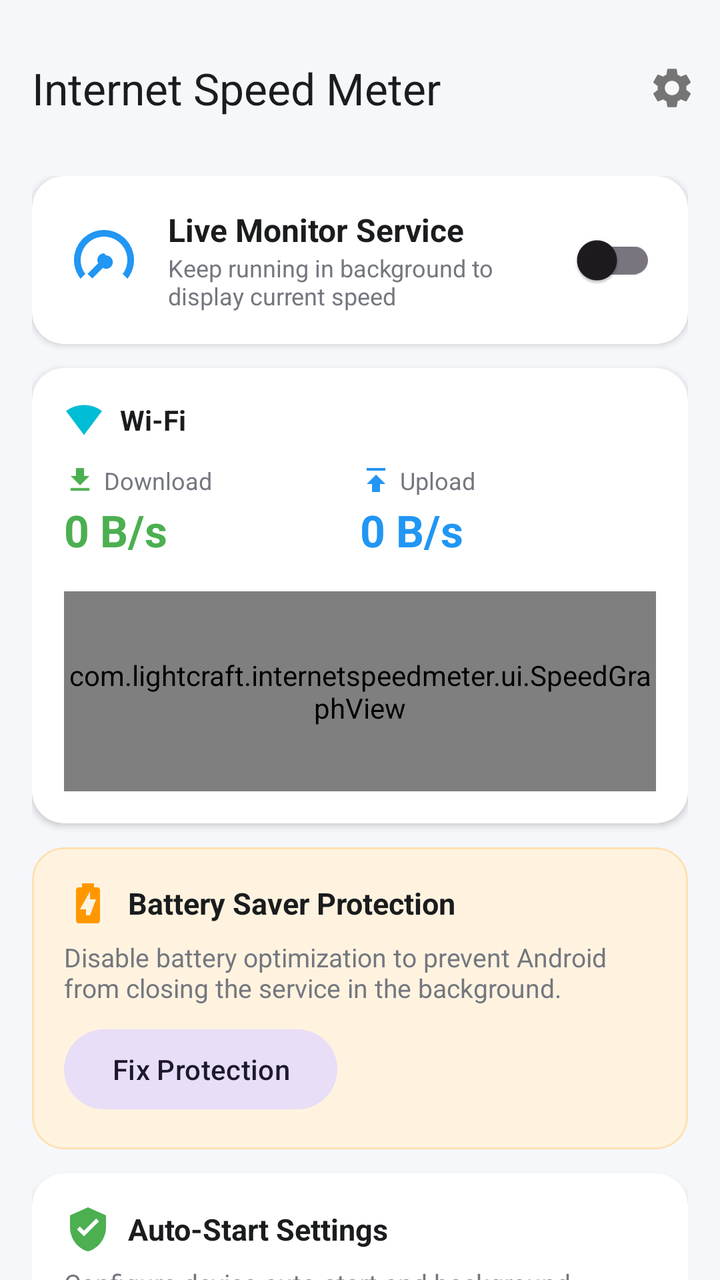
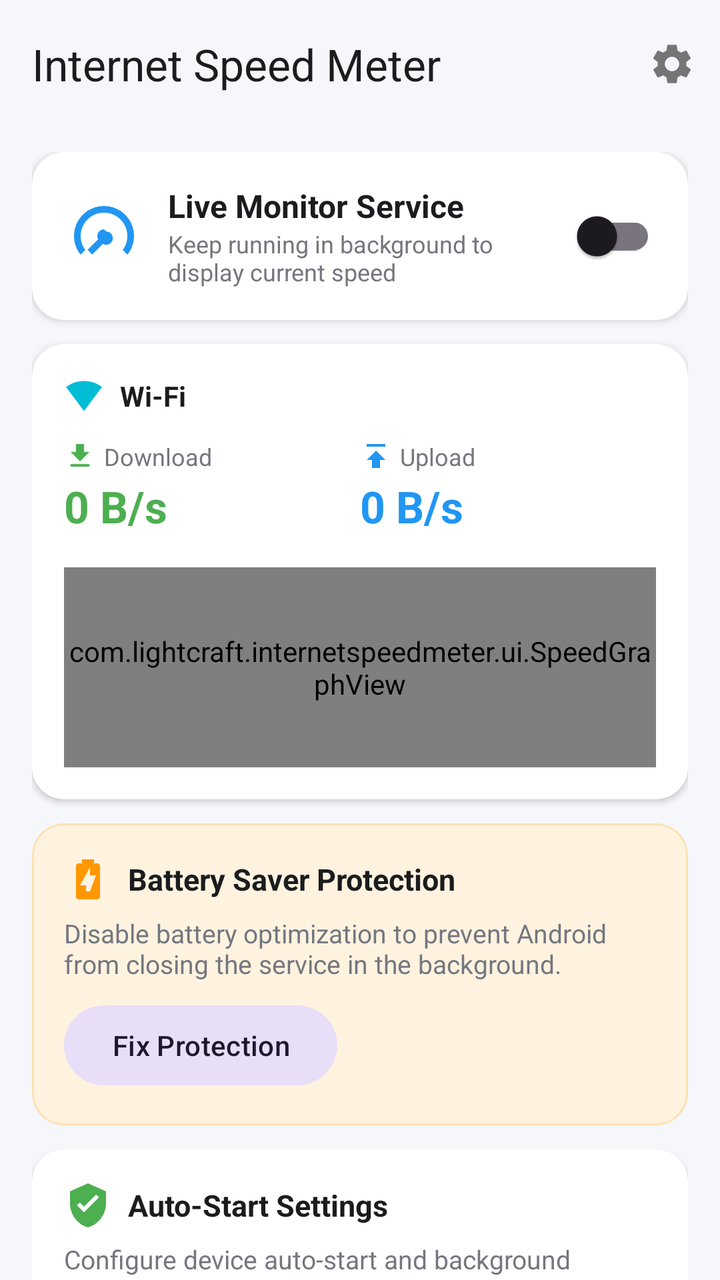

Screens rendered from an Android XML layout before and after an edit, with the pre-edit source and the edit as a unified diff.
<!-- AndroidManifest.xml: activity theme Theme.InternetSpeedMeter -->
<!-- res/layout/activity_main.xml -->
<?xml version="1.0" encoding="utf-8"?>
<androidx.coordinatorlayout.widget.CoordinatorLayout
    xmlns:android="http://schemas.android.com/apk/res/android"
    xmlns:app="http://schemas.android.com/apk/res-auto"
    xmlns:tools="http://schemas.android.com/tools"
    android:layout_width="match_parent"
    android:layout_height="match_parent"
    android:background="@color/window_background">

    <com.google.android.material.appbar.AppBarLayout
        android:layout_width="match_parent"
        android:layout_height="wrap_content"
        android:paddingTop="12dp"
        android:background="@color/window_background"
        app:elevation="0dp">

        <com.google.android.material.appbar.MaterialToolbar
            android:id="@+id/topToolbar"
            android:layout_width="match_parent"
            android:layout_height="?attr/actionBarSize"
            app:title="@string/app_name"
            app:titleTextColor="@color/text_primary"
            app:menu="@menu/menu_main" />
    </com.google.android.material.appbar.AppBarLayout>

    <androidx.core.widget.NestedScrollView
        android:layout_width="match_parent"
        android:layout_height="match_parent"
        app:layout_behavior="com.google.android.material.appbar.AppBarLayout$ScrollingViewBehavior">

        <LinearLayout
            android:layout_width="match_parent"
            android:layout_height="wrap_content"
            android:orientation="vertical"
            android:paddingStart="16dp"
            android:paddingEnd="16dp"
            android:paddingTop="12dp"
            android:paddingBottom="24dp">

            
            <com.google.android.material.card.MaterialCardView
                android:layout_width="match_parent"
                android:layout_height="wrap_content"
                android:layout_marginBottom="12dp"
                app:cardCornerRadius="16dp"
                app:cardElevation="2dp"
                app:cardBackgroundColor="@color/card_background"
                app:strokeWidth="0dp">

                <LinearLayout
                    android:layout_width="match_parent"
                    android:layout_height="wrap_content"
                    android:orientation="horizontal"
                    android:gravity="center_vertical"
                    android:padding="16dp">

                    <ImageView
                        android:id="@+id/ivServiceIcon"
                        android:layout_width="40dp"
                        android:layout_height="40dp"
                        android:src="@drawable/ic_speed_meter"
                        android:contentDescription="@null"/>

                    <LinearLayout
                        android:layout_width="0dp"
                        android:layout_height="wrap_content"
                        android:layout_weight="1"
                        android:orientation="vertical"
                        android:layout_marginStart="12dp">

                        <TextView
                            android:layout_width="wrap_content"
                            android:layout_height="wrap_content"
                            android:text="@string/speed_meter_toggle"
                            android:textSize="16sp"
                            android:textStyle="bold"
                            android:textColor="@color/text_primary" />

                        <TextView
                            android:layout_width="wrap_content"
                            android:layout_height="wrap_content"
                            android:text="@string/speed_meter_subtitle"
                            android:textSize="12sp"
                            android:textColor="@color/text_secondary" />
                    </LinearLayout>

                    <com.google.android.material.switchmaterial.SwitchMaterial
                        android:id="@+id/switchService"
                        android:layout_width="wrap_content"
                        android:layout_height="wrap_content" />
                </LinearLayout>
            </com.google.android.material.card.MaterialCardView>

            
            <com.google.android.material.card.MaterialCardView
                android:layout_width="match_parent"
                android:layout_height="wrap_content"
                android:layout_marginBottom="12dp"
                app:cardCornerRadius="16dp"
                app:cardElevation="2dp"
                app:cardBackgroundColor="@color/card_background"
                app:strokeWidth="0dp">

                <LinearLayout
                    android:layout_width="match_parent"
                    android:layout_height="wrap_content"
                    android:orientation="vertical"
                    android:padding="16dp">

                    
                    <LinearLayout
                        android:layout_width="match_parent"
                        android:layout_height="wrap_content"
                        android:orientation="horizontal"
                        android:gravity="center_vertical"
                        android:layout_marginBottom="12dp">

                        <ImageView
                            android:id="@+id/ivNetworkType"
                            android:layout_width="20dp"
                            android:layout_height="20dp"
                            android:src="@drawable/ic_wifi"
                            android:contentDescription="@null"/>

                        <TextView
                            android:id="@+id/tvNetworkStatus"
                            android:layout_width="wrap_content"
                            android:layout_height="wrap_content"
                            android:layout_marginStart="8dp"
                            android:text="@string/network_wifi"
                            android:textSize="14sp"
                            android:textStyle="bold"
                            android:textColor="@color/text_primary" />
                    </LinearLayout>

                    
                    <LinearLayout
                        android:layout_width="match_parent"
                        android:layout_height="wrap_content"
                        android:orientation="horizontal"
                        android:baselineAligned="false">

                        
                        <LinearLayout
                            android:layout_width="0dp"
                            android:layout_height="wrap_content"
                            android:layout_weight="1"
                            android:orientation="vertical">

                            <LinearLayout
                                android:layout_width="wrap_content"
                                android:layout_height="wrap_content"
                                android:gravity="center_vertical">

                                <ImageView
                                    android:layout_width="16dp"
                                    android:layout_height="16dp"
                                    android:src="@drawable/ic_download"
                                    android:contentDescription="@null"/>

                                <TextView
                                    android:layout_width="wrap_content"
                                    android:layout_height="wrap_content"
                                    android:layout_marginStart="4dp"
                                    android:text="@string/download"
                                    android:textSize="12sp"
                                    android:textColor="@color/text_secondary" />
                            </LinearLayout>

                            <TextView
                                android:id="@+id/tvDownloadSpeed"
                                android:layout_width="wrap_content"
                                android:layout_height="wrap_content"
                                android:layout_marginTop="2dp"
                                android:text="@string/zero_speed"
                                android:textSize="22sp"
                                android:textStyle="bold"
                                android:textColor="@color/download_color" />
                        </LinearLayout>

                        
                        <LinearLayout
                            android:layout_width="0dp"
                            android:layout_height="wrap_content"
                            android:layout_weight="1"
                            android:orientation="vertical">

                            <LinearLayout
                                android:layout_width="wrap_content"
                                android:layout_height="wrap_content"
                                android:gravity="center_vertical">

                                <ImageView
                                    android:layout_width="16dp"
                                    android:layout_height="16dp"
                                    android:src="@drawable/ic_upload"
                                    android:contentDescription="@null"/>

                                <TextView
                                    android:layout_width="wrap_content"
                                    android:layout_height="wrap_content"
                                    android:layout_marginStart="4dp"
                                    android:text="@string/upload"
                                    android:textSize="12sp"
                                    android:textColor="@color/text_secondary" />
                            </LinearLayout>

                            <TextView
                                android:id="@+id/tvUploadSpeed"
                                android:layout_width="wrap_content"
                                android:layout_height="wrap_content"
                                android:layout_marginTop="2dp"
                                android:text="@string/zero_speed"
                                android:textSize="22sp"
                                android:textStyle="bold"
                                android:textColor="@color/upload_color" />
                        </LinearLayout>
                    </LinearLayout>

                    
                    <com.lightcraft.internetspeedmeter.ui.SpeedGraphView
                        android:id="@+id/speedGraph"
                        android:layout_width="match_parent"
                        android:layout_height="100dp"
                        android:layout_marginTop="16dp" />
                </LinearLayout>
            </com.google.android.material.card.MaterialCardView>

            
            <com.google.android.material.card.MaterialCardView
                android:id="@+id/cardBatteryWarning"
                android:layout_width="match_parent"
                android:layout_height="wrap_content"
                android:layout_marginBottom="12dp"
                app:cardCornerRadius="16dp"
                app:cardElevation="0dp"
                app:cardBackgroundColor="@color/warning_background"
                app:strokeColor="@color/warning_border"
                app:strokeWidth="1dp">

                <LinearLayout
                    android:layout_width="match_parent"
                    android:layout_height="wrap_content"
                    android:orientation="vertical"
                    android:padding="16dp">

                    <LinearLayout
                        android:layout_width="match_parent"
                        android:layout_height="wrap_content"
                        android:orientation="horizontal"
                        android:gravity="center_vertical">

                        <ImageView
                            android:layout_width="24dp"
                            android:layout_height="24dp"
                            android:src="@drawable/ic_battery_saver"
                            android:contentDescription="@null"/>

                        <TextView
                            android:layout_width="wrap_content"
                            android:layout_height="wrap_content"
                            android:layout_marginStart="8dp"
                            android:text="@string/battery_optimization_title"
                            android:textSize="15sp"
                            android:textStyle="bold"
                            android:textColor="@color/text_primary" />
                    </LinearLayout>

                    <TextView
                        android:layout_width="match_parent"
                        android:layout_height="wrap_content"
                        android:layout_marginTop="6dp"
                        android:text="@string/battery_optimization_desc"
                        android:textSize="13sp"
                        android:textColor="@color/text_secondary" />

                    <com.google.android.material.button.MaterialButton
                        android:id="@+id/btnFixBattery"
                        android:layout_width="wrap_content"
                        android:layout_height="wrap_content"
                        android:layout_marginTop="8dp"
                        android:text="@string/battery_optimization_action"
                        style="@style/Widget.Material3.Button.TonalButton"/>
                </LinearLayout>
            </com.google.android.material.card.MaterialCardView>

            
            <com.google.android.material.card.MaterialCardView
                android:layout_width="match_parent"
                android:layout_height="wrap_content"
                android:layout_marginBottom="12dp"
                app:cardCornerRadius="16dp"
                app:cardElevation="2dp"
                app:cardBackgroundColor="@color/card_background"
                app:strokeWidth="0dp">

                <LinearLayout
                    android:layout_width="match_parent"
                    android:layout_height="wrap_content"
                    android:orientation="vertical"
                    android:padding="16dp">

                    <LinearLayout
                        android:layout_width="match_parent"
                        android:layout_height="wrap_content"
                        android:orientation="horizontal"
                        android:gravity="center_vertical">

                        <ImageView
                            android:layout_width="24dp"
                            android:layout_height="24dp"
                            android:src="@drawable/ic_shield"
                            android:contentDescription="@null"/>

                        <TextView
                            android:layout_width="wrap_content"
                            android:layout_height="wrap_content"
                            android:layout_marginStart="8dp"
                            android:text="@string/autostart_guide_title"
                            android:textSize="15sp"
                            android:textStyle="bold"
                            android:textColor="@color/text_primary" />
                    </LinearLayout>

                    <TextView
                        android:layout_width="match_parent"
                        android:layout_height="wrap_content"
                        android:layout_marginTop="6dp"
                        android:text="@string/autostart_guide_desc"
                        android:textSize="13sp"
                        android:textColor="@color/text_secondary" />

                    <com.google.android.material.button.MaterialButton
                        android:id="@+id/btnAutostartGuide"
                        android:layout_width="wrap_content"
                        android:layout_height="wrap_content"
                        android:layout_marginTop="8dp"
                        android:text="@string/autostart_guide_button"
                        style="@style/Widget.Material3.Button.OutlinedButton"/>
                </LinearLayout>
            </com.google.android.material.card.MaterialCardView>

            
            <com.google.android.material.card.MaterialCardView
                android:layout_width="match_parent"
                android:layout_height="wrap_content"
                android:layout_marginBottom="12dp"
                app:cardCornerRadius="16dp"
                app:cardElevation="2dp"
                app:cardBackgroundColor="@color/card_background"
                app:strokeWidth="0dp">

                <LinearLayout
                    android:layout_width="match_parent"
                    android:layout_height="wrap_content"
                    android:orientation="vertical"
                    android:padding="16dp">

                    <TextView
                        android:layout_width="wrap_content"
                        android:layout_height="wrap_content"
                        android:text="@string/today_usage"
                        android:textSize="16sp"
                        android:textStyle="bold"
                        android:textColor="@color/text_primary"
                        android:layout_marginBottom="12dp" />

                    <LinearLayout
                        android:layout_width="match_parent"
                        android:layout_height="wrap_content"
                        android:orientation="horizontal">

                        
                        <LinearLayout
                            android:layout_width="0dp"
                            android:layout_height="wrap_content"
                            android:layout_weight="1"
                            android:orientation="vertical">

                            <TextView
                                android:layout_width="wrap_content"
                                android:layout_height="wrap_content"
                                android:text="@string/network_wifi"
                                android:textSize="12sp"
                                android:textColor="@color/text_secondary" />

                            <TextView
                                android:id="@+id/tvTodayWifi"
                                android:layout_width="wrap_content"
                                android:layout_height="wrap_content"
                                android:text="0 MB"
                                android:textSize="16sp"
                                android:textStyle="bold"
                                android:textColor="@color/wifi_color" />
                        </LinearLayout>

                        
                        <LinearLayout
                            android:layout_width="0dp"
                            android:layout_height="wrap_content"
                            android:layout_weight="1"
                            android:orientation="vertical">

                            <TextView
                                android:layout_width="wrap_content"
                                android:layout_height="wrap_content"
                                android:text="@string/network_mobile"
                                android:textSize="12sp"
                                android:textColor="@color/text_secondary" />

                            <TextView
                                android:id="@+id/tvTodayMobile"
                                android:layout_width="wrap_content"
                                android:layout_height="wrap_content"
                                android:text="0 MB"
                                android:textSize="16sp"
                                android:textStyle="bold"
                                android:textColor="@color/mobile_color" />
                        </LinearLayout>

                        
                        <LinearLayout
                            android:layout_width="0dp"
                            android:layout_height="wrap_content"
                            android:layout_weight="1"
                            android:orientation="vertical">

                            <TextView
                                android:layout_width="wrap_content"
                                android:layout_height="wrap_content"
                                android:text="@string/total"
                                android:textSize="12sp"
                                android:textColor="@color/text_secondary" />

                            <TextView
                                android:id="@+id/tvTodayTotal"
                                android:layout_width="wrap_content"
                                android:layout_height="wrap_content"
                                android:text="0 MB"
                                android:textSize="16sp"
                                android:textStyle="bold"
                                android:textColor="@color/text_primary" />
                        </LinearLayout>
                    </LinearLayout>

                    <View
                        android:layout_width="match_parent"
                        android:layout_height="1dp"
                        android:background="#1F808080"
                        android:layout_marginTop="16dp"
                        android:layout_marginBottom="16dp" />

                    <TextView
                        android:layout_width="wrap_content"
                        android:layout_height="wrap_content"
                        android:text="@string/monthly_usage"
                        android:textSize="16sp"
                        android:textStyle="bold"
                        android:textColor="@color/text_primary"
                        android:layout_marginBottom="12dp" />

                    <LinearLayout
                        android:layout_width="match_parent"
                        android:layout_height="wrap_content"
                        android:orientation="horizontal">

                        
                        <LinearLayout
                            android:layout_width="0dp"
                            android:layout_height="wrap_content"
                            android:layout_weight="1"
                            android:orientation="vertical">

                            <TextView
                                android:layout_width="wrap_content"
                                android:layout_height="wrap_content"
                                android:text="@string/network_wifi"
                                android:textSize="12sp"
                                android:textColor="@color/text_secondary" />

                            <TextView
                                android:id="@+id/tvMonthWifi"
                                android:layout_width="wrap_content"
                                android:layout_height="wrap_content"
                                android:text="0 MB"
                                android:textSize="16sp"
                                android:textStyle="bold"
                                android:textColor="@color/wifi_color" />
                        </LinearLayout>

                        
                        <LinearLayout
                            android:layout_width="0dp"
                            android:layout_height="wrap_content"
                            android:layout_weight="1"
                            android:orientation="vertical">

                            <TextView
                                android:layout_width="wrap_content"
                                android:layout_height="wrap_content"
                                android:text="@string/network_mobile"
                                android:textSize="12sp"
                                android:textColor="@color/text_secondary" />

                            <TextView
                                android:id="@+id/tvMonthMobile"
                                android:layout_width="wrap_content"
                                android:layout_height="wrap_content"
                                android:text="0 MB"
                                android:textSize="16sp"
                                android:textStyle="bold"
                                android:textColor="@color/mobile_color" />
                        </LinearLayout>

                        
                        <LinearLayout
                            android:layout_width="0dp"
                            android:layout_height="wrap_content"
                            android:layout_weight="1"
                            android:orientation="vertical">

                            <TextView
                                android:layout_width="wrap_content"
                                android:layout_height="wrap_content"
                                android:text="@string/total"
                                android:textSize="12sp"
                                android:textColor="@color/text_secondary" />

                            <TextView
                                android:id="@+id/tvMonthTotal"
                                android:layout_width="wrap_content"
                                android:layout_height="wrap_content"
                                android:text="0 MB"
                                android:textSize="16sp"
                                android:textStyle="bold"
                                android:textColor="@color/text_primary" />
                        </LinearLayout>
                    </LinearLayout>

                    <com.google.android.material.button.MaterialButton
                        android:id="@+id/btnResetStats"
                        android:layout_width="wrap_content"
                        android:layout_height="wrap_content"
                        android:layout_marginTop="16dp"
                        android:text="@string/reset_stats"
                        style="@style/Widget.Material3.Button.TextButton"/>
                </LinearLayout>
            </com.google.android.material.card.MaterialCardView>

        </LinearLayout>
    </androidx.core.widget.NestedScrollView>

</androidx.coordinatorlayout.widget.CoordinatorLayout>
<!-- resources referenced by this layout -->
<resources>
  <color name="card_background">#FFFFFF</color>
  <color name="download_color">#4CAF50</color>
  <color name="mobile_color">#FF9800</color>
  <color name="text_primary">#1A1C1E</color>
  <color name="text_secondary">#74777F</color>
  <color name="upload_color">#2196F3</color>
  <color name="warning_background">#FFF3E0</color>
  <color name="warning_border">#FFE0B2</color>
  <color name="wifi_color">#00BCD4</color>
  <color name="window_background">#F5F7FA</color>
  <!-- drawable ic_download (drawable) -->
  <vector xmlns:android="http://schemas.android.com/apk/res/android"
      android:width="24dp"
      android:height="24dp"
      android:viewportWidth="24"
      android:viewportHeight="24">
    <path
        android:fillColor="#FF4CAF50"
        android:pathData="M19,9h-4V3H9v6H5l7,7 7,-7zM5,18v2h14v-2H5z"/>
  </vector>
  <!-- drawable ic_shield (drawable) -->
  <vector xmlns:android="http://schemas.android.com/apk/res/android"
      android:width="24dp"
      android:height="24dp"
      android:viewportWidth="24"
      android:viewportHeight="24">
    <path
        android:fillColor="#FF4CAF50"
        android:pathData="M12,1L3,5v6c0,5.55 3.84,10.74 9,12 5.16,-1.26 9,-6.45 9,-12V5l-9,-4zM10,15.5l-3.5,-3.5 1.41,-1.41L10,12.67l6.09,-6.09 1.41,1.41L10,15.5z"/>
  </vector>
  <!-- drawable ic_upload (drawable) -->
  <vector xmlns:android="http://schemas.android.com/apk/res/android"
      android:width="24dp"
      android:height="24dp"
      android:viewportWidth="24"
      android:viewportHeight="24">
    <path
        android:fillColor="#FF2196F3"
        android:pathData="M5,15h4v6h6v-6h4l-7,-7 -7,7zM5,3v2h14V3H5z"/>
  </vector>
  <!-- drawable ic_wifi (drawable) -->
  <vector xmlns:android="http://schemas.android.com/apk/res/android"
      android:width="24dp"
      android:height="24dp"
      android:viewportWidth="24"
      android:viewportHeight="24">
    <path
        android:fillColor="#FF00BCD4"
        android:pathData="M12,3C7.95,3 4.21,4.34 1.2,6.6L12,21 22.8,6.6C19.79,4.34 16.05,3 12,3z"/>
  </vector>
  <string name="app_name">Internet Speed Meter</string>
  <string name="autostart_guide_button">Open Auto-Start Settings</string>
  <string name="autostart_guide_desc">Configure device auto-start and background permissions for continuous monitoring after reboot.</string>
  <string name="autostart_guide_title">Auto-Start Settings</string>
  <string name="battery_optimization_action">Fix Protection</string>
  <string name="battery_optimization_desc">Disable battery optimization to prevent Android from closing the service in the background.</string>
  <string name="battery_optimization_title">Battery Saver Protection</string>
  <string name="download">Download</string>
  <string name="monthly_usage">Monthly Usage</string>
  <string name="network_mobile">Mobile Data</string>
  <string name="network_wifi">Wi-Fi</string>
  <string name="reset_stats">Reset Usage Stats</string>
  <string name="speed_meter_subtitle">Keep running in background to display current speed</string>
  <string name="speed_meter_toggle">Live Monitor Service</string>
  <string name="today_usage">Today Usage</string>
  <string name="total">Total</string>
  <string name="upload">Upload</string>
  <string name="zero_speed">0 B/s</string>
  <style name="Theme.InternetSpeedMeter" parent="Theme.Material3.DayNight.NoActionBar">
          <item name="colorPrimary">@color/primary</item>
          <item name="colorSecondary">@color/accent</item>
          <item name="android:statusBarColor">@color/window_background</item>
          <item name="android:windowLightStatusBar">true</item>
          <item name="android:windowBackground">@color/window_background</item>
      </style>
  <color name="primary">#1E88E5</color>
  <color name="accent">#00ACC1</color>
  <!-- unchanged entries left out for length: 2 -->
</resources>

<!-- the commit's change to res/layout/activity_main.xml (unified diff, before → after) -->
@@ -5,12 +5,14 @@
     xmlns:tools="http://schemas.android.com/tools"
     android:layout_width="match_parent"
     android:layout_height="match_parent"
+    android:fitsSystemWindows="true"
     android:background="@color/window_background">
 
     <com.google.android.material.appbar.AppBarLayout
+        android:id="@+id/appBarLayout"
         android:layout_width="match_parent"
         android:layout_height="wrap_content"
-        android:paddingTop="12dp"
+        android:fitsSystemWindows="true"
         android:background="@color/window_background"
         app:elevation="0dp">
 
